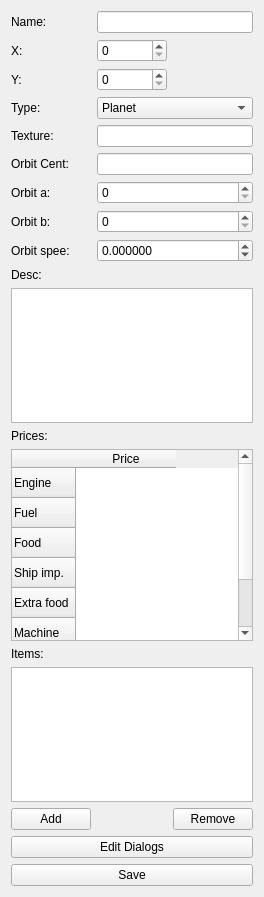
First picture: the form in mapper/ObjectEditor.ui, repository jankaluza/universe-traders, before the edit.
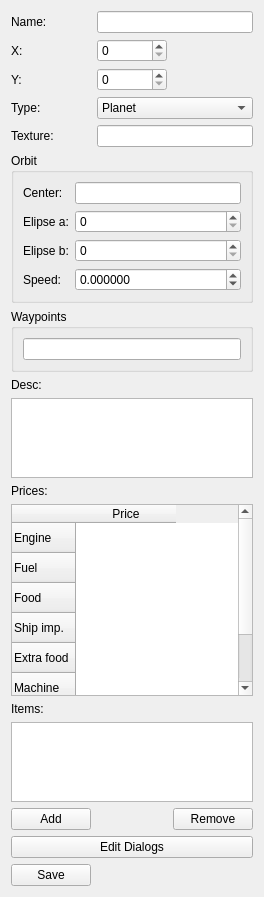
Second picture: the form after the edit.

Commit message: Add simple ship MapObject which can travel between planets automatically

```diff
--- a/mapper/ObjectEditor.ui
+++ b/mapper/ObjectEditor.ui
@@ -13,7 +13,17 @@
   <property name="windowTitle">
    <string>Form</string>
   </property>
-  <layout class="QGridLayout" name="gridLayout">
+  <layout class="QGridLayout" name="gridLayout_3">
+   <item row="0" column="0">
+    <widget class="QLabel" name="label">
+     <property name="text">
+      <string>Name:</string>
+     </property>
+    </widget>
+   </item>
+   <item row="0" column="1" colspan="2">
+    <widget class="QLineEdit" name="name"/>
+   </item>
    <item row="1" column="0">
     <widget class="QLabel" name="label_2">
      <property name="text">
@@ -21,7 +31,169 @@
      </property>
     </widget>
    </item>
-   <item row="12" column="0" colspan="3">
+   <item row="1" column="1">
+    <widget class="QSpinBox" name="x">
+     <property name="maximum">
+      <number>10000</number>
+     </property>
+    </widget>
+   </item>
+   <item row="2" column="0">
+    <widget class="QLabel" name="label_3">
+     <property name="text">
+      <string>Y:</string>
+     </property>
+    </widget>
+   </item>
+   <item row="2" column="1">
+    <widget class="QSpinBox" name="y">
+     <property name="maximum">
+      <number>10000</number>
+     </property>
+    </widget>
+   </item>
+   <item row="3" column="0">
+    <widget class="QLabel" name="label_4">
+     <property name="text">
+      <string>Type:</string>
+     </property>
+    </widget>
+   </item>
+   <item row="3" column="1" colspan="2">
+    <widget class="QComboBox" name="comboBox">
+     <item>
+      <property name="text">
+       <string>Planet</string>
+      </property>
+     </item>
+     <item>
+      <property name="text">
+       <string>Star</string>
+      </property>
+     </item>
+     <item>
+      <property name="text">
+       <string>Ship</string>
+      </property>
+     </item>
+     <item>
+      <property name="text">
+       <string>Enemy ship</string>
+      </property>
+     </item>
+    </widget>
+   </item>
+   <item row="4" column="0">
+    <widget class="QLabel" name="label_7">
+     <property name="text">
+      <string>Texture:</string>
+     </property>
+    </widget>
+   </item>
+   <item row="4" column="1" colspan="2">
+    <widget class="QLineEdit" name="texture"/>
+   </item>
+   <item row="5" column="0" colspan="3">
+    <widget class="QGroupBox" name="orbit">
+     <property name="title">
+      <string>Orbit</string>
+     </property>
+     <layout class="QGridLayout" name="gridLayout">
+      <item row="2" column="1">
+       <widget class="QSpinBox" name="a">
+        <property name="maximum">
+         <number>1000</number>
+        </property>
+       </widget>
+      </item>
+      <item row="0" column="0">
+       <widget class="QLabel" name="label_9">
+        <property name="text">
+         <string>Center:</string>
+        </property>
+       </widget>
+      </item>
+      <item row="2" column="0">
+       <widget class="QLabel" name="label_11">
+        <property name="text">
+         <string>Elipse b:</string>
+        </property>
+       </widget>
+      </item>
+      <item row="3" column="1">
+       <widget class="QDoubleSpinBox" name="speed">
+        <property name="decimals">
+         <number>6</number>
+        </property>
+        <property name="minimum">
+         <double>-99.989999999999995</double>
+        </property>
+       </widget>
+      </item>
+      <item row="3" column="0">
+       <widget class="QLabel" name="label_12">
+        <property name="text">
+         <string>Speed:</string>
+        </property>
+       </widget>
+      </item>
+      <item row="1" column="0">
+       <widget class="QLabel" name="label_10">
+        <property name="text">
+         <string>Elipse a:</string>
+        </property>
+       </widget>
+      </item>
+      <item row="1" column="1">
+       <widget class="QSpinBox" name="b">
+        <property name="maximum">
+         <number>1000</number>
+        </property>
+       </widget>
+      </item>
+      <item row="0" column="1">
+       <widget class="QLineEdit" name="center"/>
+      </item>
+     </layout>
+    </widget>
+   </item>
+   <item row="6" column="0" colspan="3">
+    <widget class="QGroupBox" name="waypointsBox">
+     <property name="title">
+      <string>Waypoints</string>
+     </property>
+     <layout class="QGridLayout" name="gridLayout_2">
+      <item row="0" column="0">
+       <widget class="QLineEdit" name="waypoints"/>
+      </item>
+     </layout>
+    </widget>
+   </item>
+   <item row="7" column="0">
+    <widget class="QLabel" name="label_8">
+     <property name="text">
+      <string>Desc:</string>
+     </property>
+    </widget>
+   </item>
+   <item row="8" column="0" colspan="3">
+    <widget class="QTextEdit" name="desc">
+     <property name="sizePolicy">
+      <sizepolicy hsizetype="Expanding" vsizetype="Preferred">
+       <horstretch>0</horstretch>
+       <verstretch>0</verstretch>
+      </sizepolicy>
+     </property>
+    </widget>
+   </item>
+   <item row="9" column="0">
+    <widget class="QLabel" name="label_5">
+     <property name="text">
+      <string>Prices:</string>
+     </property>
+    </widget>
+   </item>
+   <item row="10" column="0" colspan="3">
     <widget class="QTableWidget" name="prices">
      <property name="sizePolicy">
       <sizepolicy hsizetype="Expanding" vsizetype="Minimum">
@@ -95,179 +267,38 @@
      </column>
     </widget>
    </item>
-   <item row="4" column="1" colspan="2">
-    <widget class="QLineEdit" name="texture"/>
-   </item>
-   <item row="6" column="0">
-    <widget class="QLabel" name="label_10">
-     <property name="text">
-      <string>Orbit a:</string>
-     </property>
-    </widget>
-   </item>
-   <item row="2" column="1">
-    <widget class="QSpinBox" name="y">
-     <property name="maximum">
-      <number>10000</number>
-     </property>
-    </widget>
-   </item>
-   <item row="13" column="0">
+   <item row="11" column="0">
     <widget class="QLabel" name="label_6">
      <property name="text">
       <string>Items:</string>
      </property>
     </widget>
    </item>
-   <item row="15" column="0">
+   <item row="12" column="0" colspan="3">
+    <widget class="QListWidget" name="items"/>
+   </item>
+   <item row="13" column="0">
     <widget class="QPushButton" name="addItem">
      <property name="text">
       <string>Add</string>
      </property>
     </widget>
    </item>
-   <item row="2" column="0">
-    <widget class="QLabel" name="label_3">
-     <property name="text">
-      <string>Y:</string>
-     </property>
-    </widget>
-   </item>
-   <item row="1" column="1">
-    <widget class="QSpinBox" name="x">
-     <property name="maximum">
-      <number>10000</number>
-     </property>
-    </widget>
-   </item>
-   <item row="15" column="2">
+   <item row="13" column="2">
     <widget class="QPushButton" name="removeItem">
      <property name="text">
       <string>Remove</string>
      </property>
     </widget>
    </item>
-   <item row="7" column="1" colspan="2">
-    <widget class="QSpinBox" name="a">
-     <property name="maximum">
-      <number>1000</number>
-     </property>
-    </widget>
-   </item>
-   <item row="18" column="0" colspan="3">
+   <item row="15" column="0">
     <widget class="QPushButton" name="pushButton">
      <property name="text">
       <string>Save</string>
      </property>
     </widget>
    </item>
-   <item row="5" column="0">
-    <widget class="QLabel" name="label_9">
-     <property name="text">
-      <string>Orbit Cent:</string>
-     </property>
-    </widget>
-   </item>
-   <item row="10" column="0" colspan="3">
-    <widget class="QTextEdit" name="desc">
-     <property name="sizePolicy">
-      <sizepolicy hsizetype="Expanding" vsizetype="Preferred">
-       <horstretch>0</horstretch>
-       <verstretch>0</verstretch>
-      </sizepolicy>
-     </property>
-    </widget>
-   </item>
-   <item row="3" column="0">
-    <widget class="QLabel" name="label_4">
-     <property name="text">
-      <string>Type:</string>
-     </property>
-    </widget>
-   </item>
-   <item row="8" column="1" colspan="2">
-    <widget class="QDoubleSpinBox" name="speed">
-     <property name="decimals">
-      <number>6</number>
-     </property>
-     <property name="minimum">
-      <double>-99.989999999999995</double>
-     </property>
-    </widget>
-   </item>
-   <item row="7" column="0">
-    <widget class="QLabel" name="label_11">
-     <property name="text">
-      <string>Orbit b:</string>
-     </property>
-    </widget>
-   </item>
-   <item row="3" column="1" colspan="2">
-    <widget class="QComboBox" name="comboBox">
-     <item>
-      <property name="text">
-       <string>Planet</string>
-      </property>
-     </item>
-     <item>
-      <property name="text">
-       <string>Star</string>
-      </property>
-     </item>
-    </widget>
-   </item>
-   <item row="0" column="0">
-    <widget class="QLabel" name="label">
-     <property name="text">
-      <string>Name:</string>
-     </property>
-    </widget>
-   </item>
-   <item row="8" column="0">
-    <widget class="QLabel" name="label_12">
-     <property name="text">
-      <string>Orbit spee:</string>
-     </property>
-    </widget>
-   </item>
-   <item row="6" column="1" colspan="2">
-    <widget class="QSpinBox" name="b">
-     <property name="maximum">
-      <number>1000</number>
-     </property>
-    </widget>
-   </item>
-   <item row="4" column="0">
-    <widget class="QLabel" name="label_7">
-     <property name="text">
-      <string>Texture:</string>
-     </property>
-    </widget>
-   </item>
-   <item row="11" column="0">
-    <widget class="QLabel" name="label_5">
-     <property name="text">
-      <string>Prices:</string>
-     </property>
-    </widget>
-   </item>
-   <item row="5" column="1" colspan="2">
-    <widget class="QLineEdit" name="center"/>
-   </item>
    <item row="14" column="0" colspan="3">
-    <widget class="QListWidget" name="items"/>
-   </item>
-   <item row="0" column="1" colspan="2">
-    <widget class="QLineEdit" name="name"/>
-   </item>
-   <item row="9" column="0">
-    <widget class="QLabel" name="label_8">
-     <property name="text">
-      <string>Desc:</string>
-     </property>
-    </widget>
-   </item>
-   <item row="16" column="0" colspan="3">
     <widget class="QPushButton" name="editDialogs">
      <property name="text">
       <string>Edit Dialogs</string>
```
The commit also changes 17 other files.
